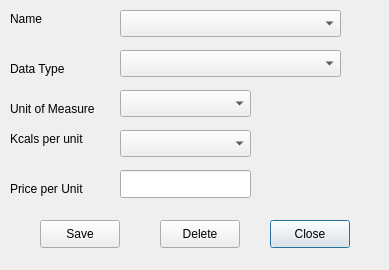
This is open-ihm/gui/designs/ui_managefoodtypes.ui in snim2mirror/openihm as Qt 5 draws it before an edit. The edited form follows.
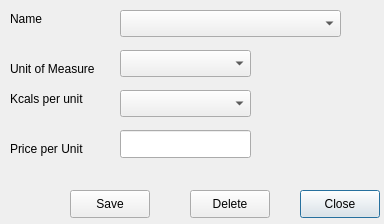
This is the edited form.

Commit message: Updating Main window

```diff
--- a/open-ihm/gui/designs/ui_managefoodtypes.ui
+++ b/open-ihm/gui/designs/ui_managefoodtypes.ui
@@ -5,14 +5,14 @@
    <rect>
     <x>0</x>
     <y>0</y>
-    <width>389</width>
-    <height>270</height>
+    <width>384</width>
+    <height>224</height>
    </rect>
   </property>
   <property name="minimumSize" >
    <size>
-    <width>389</width>
-    <height>261</height>
+    <width>384</width>
+    <height>224</height>
    </size>
   </property>
   <property name="windowTitle" >
@@ -21,8 +21,8 @@
   <widget class="QPushButton" name="btnManageFoodClose" >
    <property name="geometry" >
     <rect>
-     <x>270</x>
-     <y>220</y>
+     <x>300</x>
+     <y>190</y>
      <width>80</width>
      <height>28</height>
     </rect>
@@ -34,8 +34,8 @@
   <widget class="QPushButton" name="pushButton_3" >
    <property name="geometry" >
     <rect>
-     <x>40</x>
-     <y>220</y>
+     <x>70</x>
+     <y>190</y>
      <width>80</width>
      <height>28</height>
     </rect>
@@ -54,16 +54,6 @@
     </rect>
    </property>
   </widget>
-  <widget class="QComboBox" name="comboBox_2" >
-   <property name="geometry" >
-    <rect>
-     <x>120</x>
-     <y>50</y>
-     <width>221</width>
-     <height>27</height>
-    </rect>
-   </property>
-  </widget>
   <widget class="QLabel" name="label" >
    <property name="geometry" >
     <rect>
@@ -77,24 +67,11 @@
     <string>Name</string>
    </property>
   </widget>
-  <widget class="QLabel" name="label_2" >
-   <property name="geometry" >
-    <rect>
-     <x>10</x>
-     <y>60</y>
-     <width>61</width>
-     <height>18</height>
-    </rect>
-   </property>
-   <property name="text" >
-    <string>Data Type</string>
-   </property>
-  </widget>
-  <widget class="QComboBox" name="comboBox_3" >
+  <widget class="QComboBox" name="cmbUnitOfMeasure" >
    <property name="geometry" >
     <rect>
      <x>120</x>
-     <y>90</y>
+     <y>50</y>
      <width>131</width>
      <height>27</height>
     </rect>
@@ -104,7 +81,7 @@
    <property name="geometry" >
     <rect>
      <x>10</x>
-     <y>100</y>
+     <y>60</y>
      <width>91</width>
      <height>18</height>
     </rect>
@@ -117,7 +94,7 @@
    <property name="geometry" >
     <rect>
      <x>120</x>
-     <y>130</y>
+     <y>90</y>
      <width>131</width>
      <height>27</height>
     </rect>
@@ -127,7 +104,7 @@
    <property name="geometry" >
     <rect>
      <x>10</x>
-     <y>130</y>
+     <y>90</y>
      <width>101</width>
      <height>18</height>
     </rect>
@@ -140,7 +117,7 @@
    <property name="geometry" >
     <rect>
      <x>120</x>
-     <y>170</y>
+     <y>130</y>
      <width>131</width>
      <height>28</height>
     </rect>
@@ -150,7 +127,7 @@
    <property name="geometry" >
     <rect>
      <x>10</x>
-     <y>180</y>
+     <y>140</y>
      <width>81</width>
      <height>18</height>
     </rect>
@@ -162,8 +139,8 @@
   <widget class="QPushButton" name="pushButton" >
    <property name="geometry" >
     <rect>
-     <x>160</x>
-     <y>220</y>
+     <x>190</x>
+     <y>190</y>
      <width>80</width>
      <height>28</height>
     </rect>
```
Left out of the diff: 6 changed lines with no effect on the pictures. The commit also changes 5 other files.
